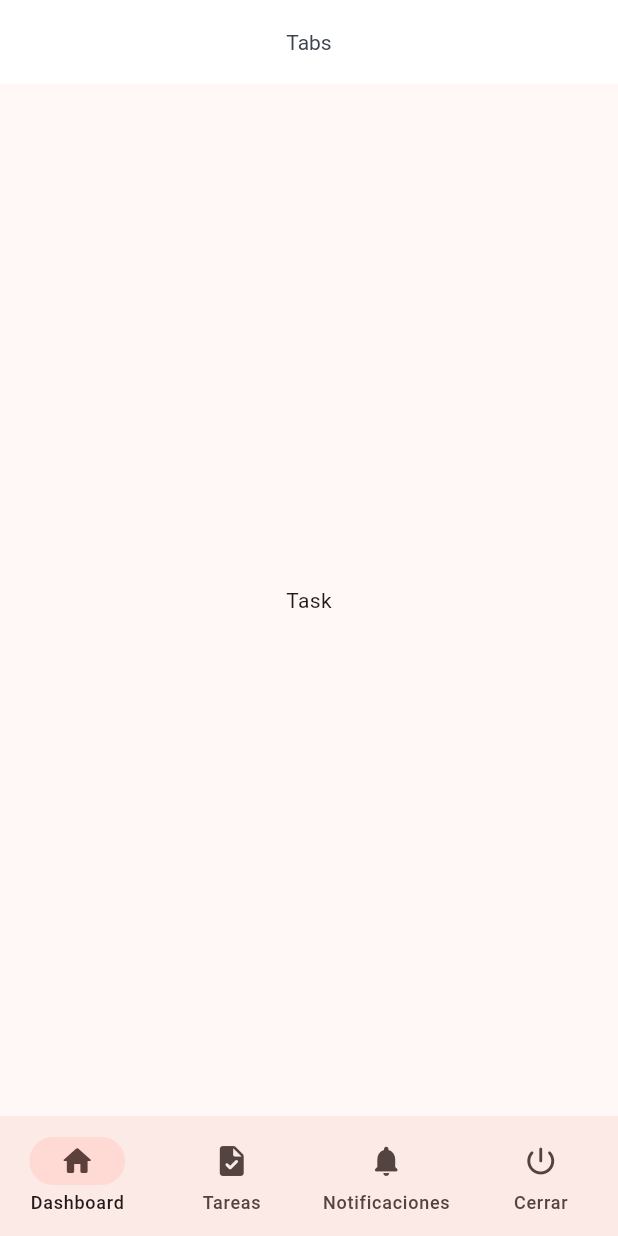
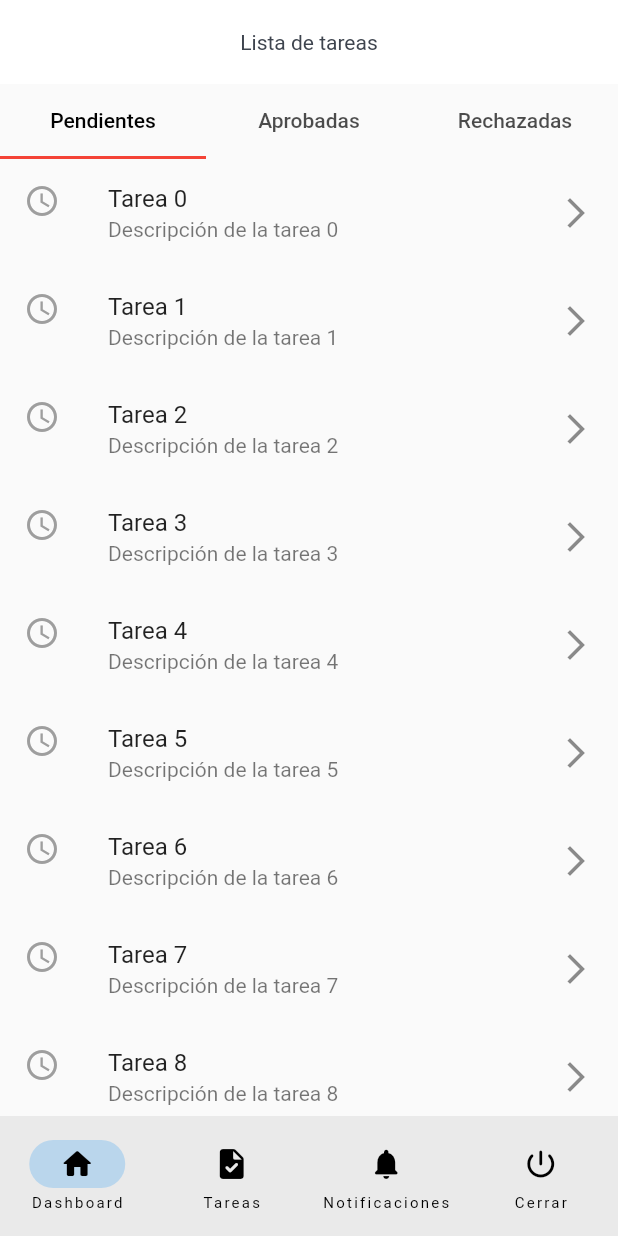
Before and after one commit to Carranza32/enaex_app, a Flutter app: the screen it shows after launch, swiped to page 2, on a phone screen of 412 x 824 dp. Run offline on Flutter 3.47's test engine with Material 2 defaults, Android fonts, the phone set to English and light mode, and no system bars; our stand-ins replace get.

Commit message:
task list

```diff
--- a/lib/main.dart
+++ b/lib/main.dart
@@ -19,8 +19,9 @@ class MyApp extends StatelessWidget {
 			fallbackLocale: const Locale('es'),
 			debugShowCheckedModeBanner: false,
 			theme: ThemeData(
-        useMaterial3: true,
-        colorSchemeSeed: Colors.red,
+        useMaterial3: false,
+        // colorSchemeSeed: Colors.red,
+        primaryColor: Colors.blue,
 				visualDensity: VisualDensity.adaptivePlatformDensity,
 				appBarTheme: const AppBarTheme(
 					color: Colors.white,
--- a/lib/src/screens/tab_screen.dart
+++ b/lib/src/screens/tab_screen.dart
@@ -12,9 +12,6 @@ class TabScreen extends StatelessWidget {
   Widget build(BuildContext context) {
     return SafeArea(
       child: Scaffold(
-        appBar: AppBar(
-          title: const Text("Tabs"),
-        ),
         body: _Pages(),
         bottomNavigationBar: const NavigationWidget(),
       ),
--- a/lib/src/screens/task_screen.dart
+++ b/lib/src/screens/task_screen.dart
@@ -5,10 +5,78 @@ class TaskScreen extends StatelessWidget {
 
   @override
   Widget build(BuildContext context) {
-    return Container(
-      child: Center(
-        child: Text("Task"),
+    return SafeArea(
+      child: Scaffold(
+        appBar: AppBar(
+          title: const Text("Lista de tareas"),
+        ),
+        body: DefaultTabController(
+          length: 3,
+          child: Column(
+            children: [
+              Container(
+                constraints: const BoxConstraints.expand(height: 50),
+                child: const TabBar(
+                  indicatorColor: Colors.red,
+                  labelColor: Colors.black,
+                  tabs: [
+                    Tab(text: "Pendientes"),
+                    Tab(text: "Aprobadas"),
+                    Tab(text: "Rechazadas"),
+                  ],
+                ),
+              ),
+              const Expanded(
+                child: TabBarView(
+                  children: [
+                    TaskListWidget(status: 'pending'),
+                    TaskListWidget(status: 'approved'),
+                    TaskListWidget(status: 'rejected'),
+                  ],
+                ),
+              ),
+            ],
+          )
+        )
       ),
     );
   }
 }
+
+class TaskListWidget extends StatelessWidget {
+  const TaskListWidget({super.key, required this.status});
+  final String status;
+
+  @override
+  Widget build(BuildContext context) {
+    IconData icon;
+    Color color = Colors.grey;
+
+    if (status == 'pending') {
+      icon = Icons.access_time;
+      color = Colors.grey;
+    } else if (status == 'approved') {
+      icon = Icons.check_circle_outline;
+      color = Colors.green;
+    } else if (status == 'rejected') {
+      icon = Icons.warning_amber;
+      color = Colors.red;
+    } else {
+      icon = Icons.work;
+    }
+    return ListView.builder(
+      itemCount: 50,
+      itemBuilder: (context, index) {
+        return ListTile(
+          leading: Icon(icon, color: color),
+          title: Text("Tarea $index"),
+          subtitle: Text("Descripción de la tarea $index"),
+          trailing: const Icon(Icons.arrow_forward_ios),
+          onTap: () {
+            Navigator.pushNamed(context, '/task-detail');
+          },
+        );
+      }
+    );
+  }
+}
```
Also changed, not shown: lib/src/screens/task_detail.dart (added).
